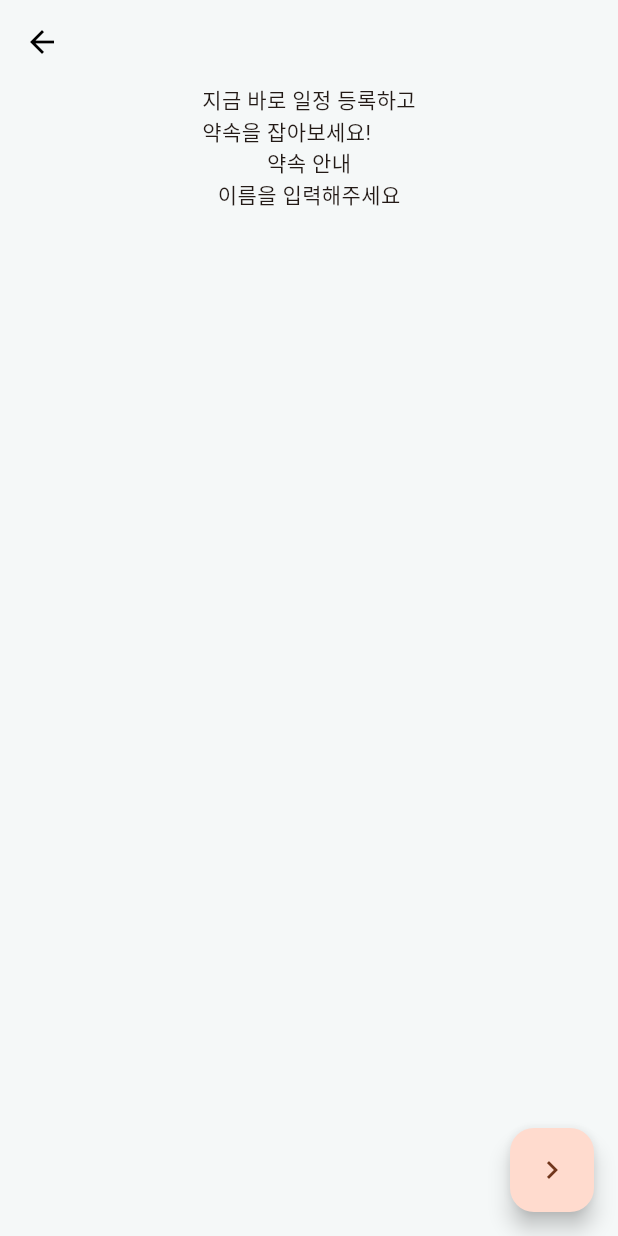
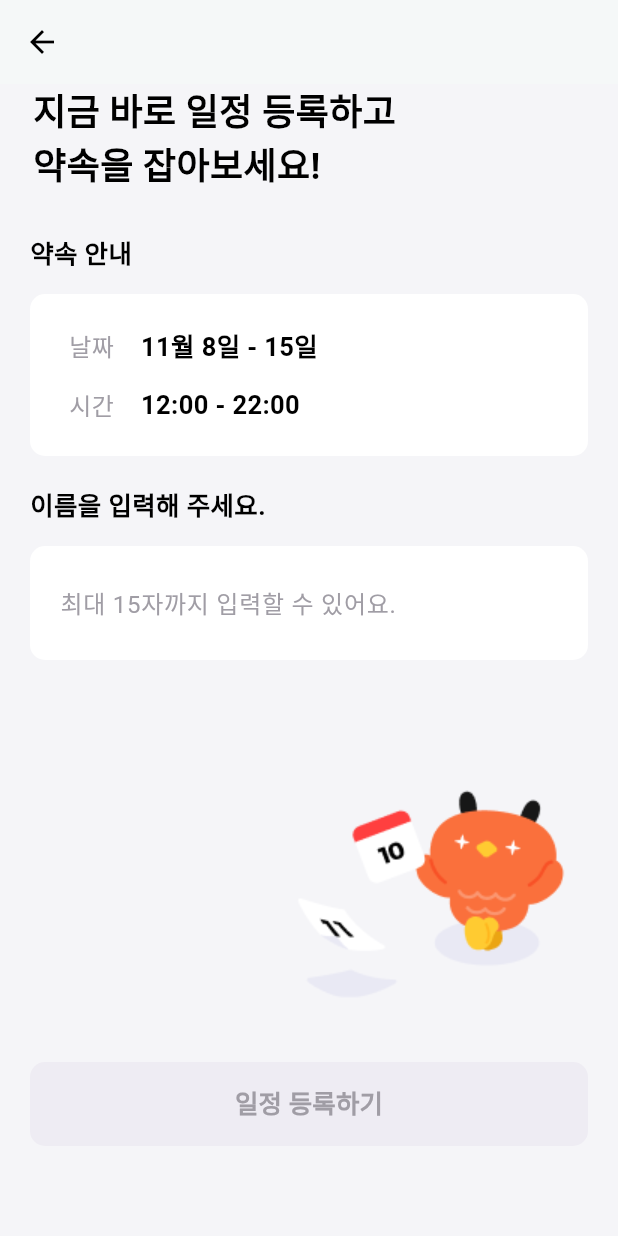
Before and after one commit to YAPP-Github/23rd-TF-when2yapp-FE, a Flutter app: the CreatedPage screen opened directly, after a tap on "일정 등록하기", on a phone screen of 412 x 824 dp. Run offline on Flutter 3.47's test engine with Material 2 defaults, Android fonts, the phone set to English and light mode, and no system bars; our stand-ins replace calendar_date_picker2.

Commit message:
feat: 일정 입력 화면 입장 UI 구현

```diff
--- a/lib/schedule_page.dart
+++ b/lib/schedule_page.dart
@@ -1,30 +1,163 @@
 import 'package:flutter/material.dart';
 
-class SchedulePage extends StatelessWidget {
+class SchedulePageWidget extends StatefulWidget {
+  @override
+  SchedulePage createState() => SchedulePage();
+}
+
+class SchedulePage extends State<SchedulePageWidget> {
+  final _nameTextFieldController = TextEditingController();
+
+  bool _isValidName() {
+    return (_nameTextFieldController.text.isNotEmpty &&
+        _nameTextFieldController.text.length <= 15);
+  }
+
   @override
   Widget build(BuildContext context) {
     return SafeArea(
       child: Scaffold(
-        appBar: AppBar(),
-        body: Center(
-          child: Column(
+          backgroundColor: const Color(0xFFF5F5F8),
+          appBar: AppBar(),
+          body: Column(
             children: [
-              Text('지금 바로 일정 등록하고\n약속을 잡아보세요!'),
-              Text('약속 안내'),
-              Text('이름을 입력해주세요'),
+              Container(
+                alignment: Alignment.topLeft,
+                margin: const EdgeInsets.fromLTRB(22, 0, 22, 28),
+                child: const Text('지금 바로 일정 등록하고\n약속을 잡아보세요!',
+                    style: TextStyle(
+                        fontWeight: FontWeight.bold,
+                        fontSize: 24,
+                        color: Colors.black)),
+              ),
+              Container(
+                alignment: Alignment.topLeft,
+                margin: const EdgeInsets.fromLTRB(20, 0, 20, 14),
+                child: const Text('약속 안내',
+                    style: TextStyle(
+                        fontWeight: FontWeight.bold,
+                        fontSize: 17,
+                        color: Colors.black)),
+              ),
+              Container(
+                margin: const EdgeInsets.fromLTRB(20, 0, 20, 0),
+                padding:
+                    const EdgeInsets.symmetric(horizontal: 26, vertical: 22),
+                width: double.infinity,
+                decoration: BoxDecoration(
+                  color: Colors.white,
+                  borderRadius: BorderRadius.circular(10),
+                ),
+                child: const Column(
+                  children: [
+                    Row(
+                      children: [
+                        Text("날짜",
+                            style: TextStyle(
+                                fontWeight: FontWeight.normal,
+                                fontSize: 16,
+                                color: Color(0xFFA09DA5))),
+                        SizedBox(width: 18),
+                        Text("11월 8일 - 15일",
+                            style: TextStyle(
+                                fontWeight: FontWeight.bold,
+                                fontSize: 17,
+                                color: Colors.black))
+                      ],
+                    ),
+                    SizedBox(height: 14),
+                    Row(
+                      children: [
+                        Text("시간",
+                            style: TextStyle(
+                                fontWeight: FontWeight.normal,
+                                fontSize: 16,
+                                color: Color(0xFFA09DA5))),
+                        SizedBox(width: 18),
+                        Text("12:00 - 22:00",
+                            style: TextStyle(
+                                fontWeight: FontWeight.bold,
+                                fontSize: 17,
+                                color: Colors.black))
+                      ],
+                    )
+                  ],
+                ),
+              ),
+              Container(
+                alignment: Alignment.topLeft,
+                margin: const EdgeInsets.fromLTRB(20, 20, 20, 14),
+                child: const Text('이름을 입력해 주세요.',
+                    style: TextStyle(
+                        fontWeight: FontWeight.bold,
+                        fontSize: 17,
+                        color: Colors.black)),
+              ),
+              Container(
+                margin: const EdgeInsets.fromLTRB(20, 0, 20, 0),
+                padding:
+                    const EdgeInsets.symmetric(horizontal: 20, vertical: 14),
+                width: double.infinity,
+                decoration: BoxDecoration(
+                  color: Colors.white,
+                  borderRadius: BorderRadius.circular(10),
+                ),
+                child: TextField(
+                  controller: _nameTextFieldController,
+                  maxLength: 15,
+                  keyboardType: TextInputType.text,
+                  decoration: const InputDecoration(
+                      counterText: '',
+                      border: InputBorder.none,
+                      focusedBorder: InputBorder.none,
+                      hintText: '최대 15자까지 입력할 수 있어요.',
+                      hintStyle: TextStyle(
+                          fontWeight: FontWeight.normal,
+                          fontSize: 16,
+                          color: Color(0xFFA09DA5)),
+                      labelStyle: TextStyle(
+                          fontWeight: FontWeight.normal,
+                          fontSize: 16,
+                          color: Colors.black)),
+                  onChanged: (name) {
+                    setState(() {});
+                  },
+                ),
+              ),
+              const Spacer(),
+              Align(
+                alignment: AlignmentDirectional.bottomEnd,
+                child: Container(
+                    margin: const EdgeInsets.fromLTRB(0, 0, 18, 30),
+                    child: Image.asset('assets/yappucalendar.png')),
+              ),
+              Container(
+                width: double.infinity,
+                height: 56,
+                margin: const EdgeInsets.fromLTRB(20, 0, 20, 60),
+                child: TextButton(
+                  onPressed: _isValidName()
+                      ? () {
+                          const scheduleId = 1;
+                          Navigator.of(context)
+                              .pushNamed('/schedule/$scheduleId/register');
+                        }
+                      : null,
+                  style: TextButton.styleFrom(
+                      disabledBackgroundColor: const Color(0xFFEEECF3),
+                      disabledForegroundColor: const Color(0xFFA09DA5),
+                      foregroundColor: Colors.white,
+                      backgroundColor: const Color(0xFFFA6027),
+                      shape: RoundedRectangleBorder(
+                        borderRadius: BorderRadius.circular(10), // <-- Radius
+                      )),
+                  child: const Text("일정 등록하기",
+                      style:
+                          TextStyle(fontWeight: FontWeight.bold, fontSize: 17)),
+                ),
+              ),
             ],
-          ),
-        ),
-        floatingActionButton: FloatingActionButton(
-          onPressed: () {
-            const scheduleId = 1;
-            Navigator.of(context).pushNamed('/schedule/$scheduleId/register');
-          },
-          tooltip: '일정 등록하기',
-          child: const Icon(Icons.chevron_right),
-        )
-      ),
+          )),
     );
   }
-
 }
--- a/lib/when2yapp_app.dart
+++ b/lib/when2yapp_app.dart
@@ -58,7 +58,7 @@ class When2YappApp extends StatelessWidget {
         }
         if (schedulePagePattern.hasMatch(settings.name!)) {
           return MaterialPageRoute(
-            builder: (context) => SchedulePage(),
+            builder: (context) => SchedulePageWidget(),
           );
         }
         if (scheduleRegisterPagePattern.hasMatch(settings.name!)) {
--- a/pubspec.yaml
+++ b/pubspec.yaml
@@ -64,6 +64,7 @@ flutter:
   # To add assets to your application, add an assets section, like this:
   assets:
     - assets/yappucongrats.png
+    - assets/yappucalendar.png
 
   # An image asset can refer to one or more resolution-specific "variants", see
   # https://flutter.dev/assets-and-images/#resolution-aware
```
Also changed, not shown: assets/yappucalendar.png (added).
